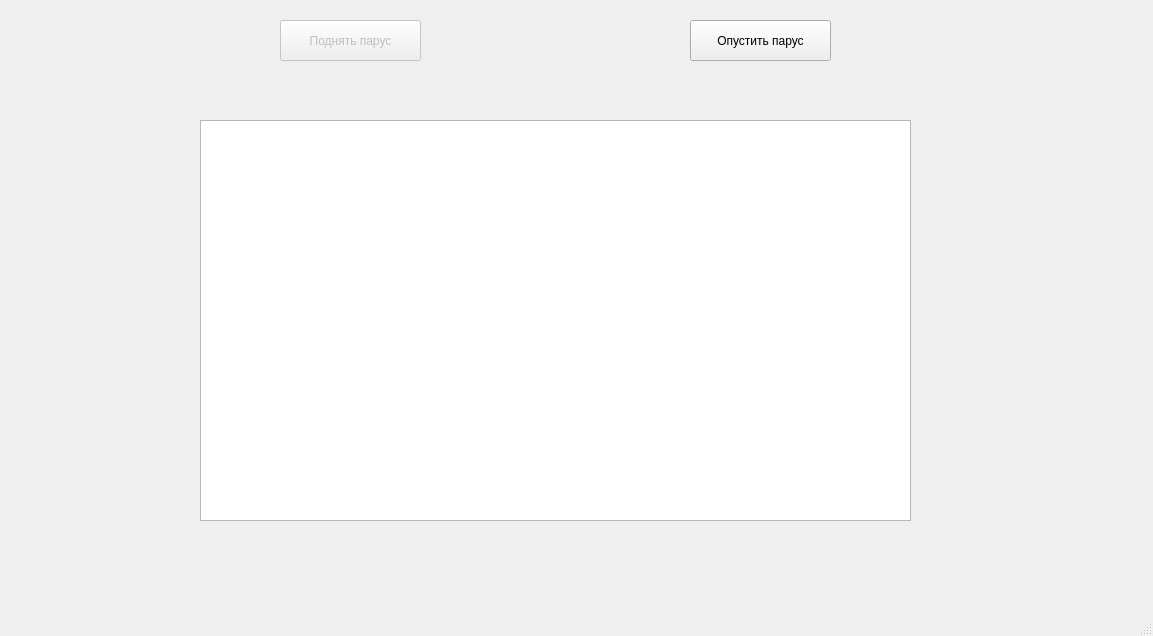
Before: the Qt Designer form mainwindow.ui in KrisyukEgor/First_lab, drawn with Qt 5.
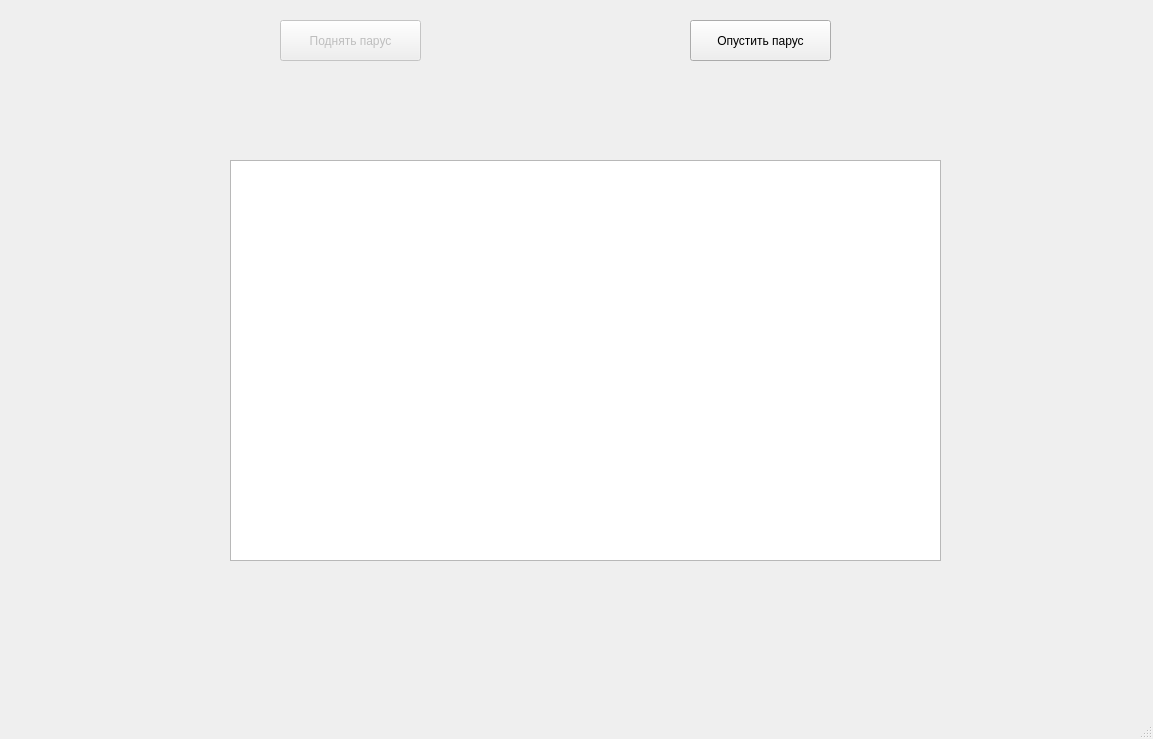
After: the same form once the commit is applied.

Diff of the .ui file:
```diff
--- a/mainwindow.ui
+++ b/mainwindow.ui
@@ -7,7 +7,7 @@
     <x>0</x>
     <y>0</y>
     <width>1153</width>
-    <height>636</height>
+    <height>739</height>
    </rect>
   </property>
   <property name="windowTitle">
@@ -46,8 +46,8 @@
    <widget class="QGraphicsView" name="graphicsView">
     <property name="geometry">
      <rect>
-      <x>200</x>
-      <y>120</y>
+      <x>230</x>
+      <y>160</y>
       <width>711</width>
       <height>401</height>
      </rect>
```
